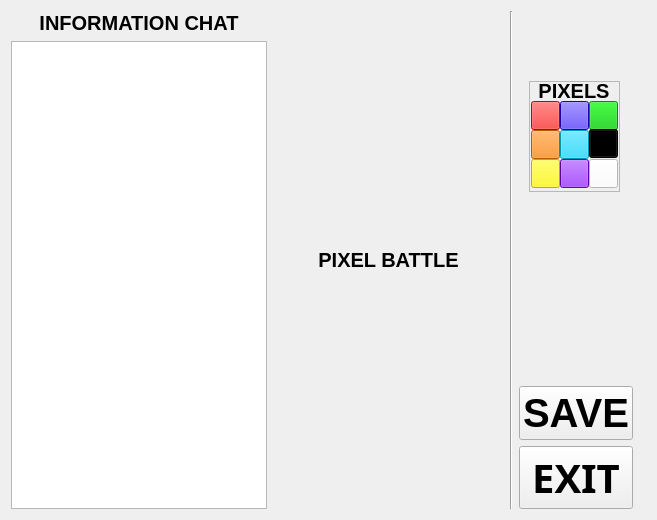
The window that client/design/game.ui (RafaelKhammadeev/SemesterWorkExtremePixelBattle) describes before a commit, drawn with Qt 5.
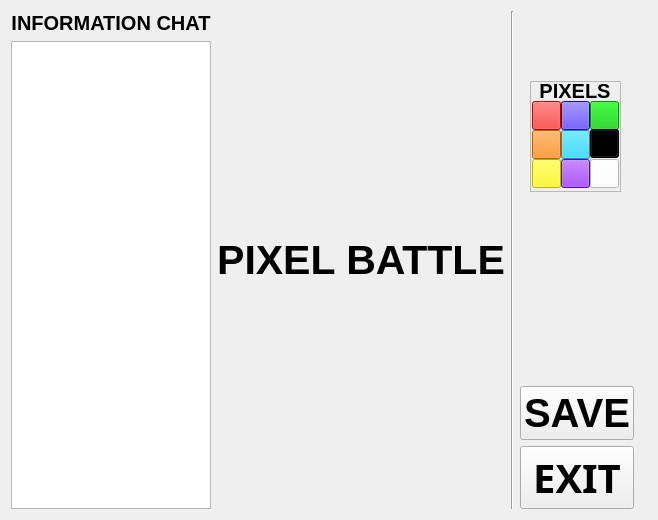
The same window after the commit.

Patch:
```diff
--- a/client/design/game.ui
+++ b/client/design/game.ui
@@ -34,7 +34,11 @@
       </widget>
      </item>
      <item>
-      <widget class="QTextEdit" name="info_area"/>
+      <widget class="QTextEdit" name="info_area">
+       <property name="readOnly">
+        <bool>true</bool>
+       </property>
+      </widget>
      </item>
     </layout>
    </item>
@@ -63,7 +67,7 @@
        </property>
        <property name="font">
         <font>
-         <pointsize>15</pointsize>
+         <pointsize>31</pointsize>
          <weight>75</weight>
          <bold>true</bold>
          <stylestrategy>PreferDefault</stylestrategy>
```
